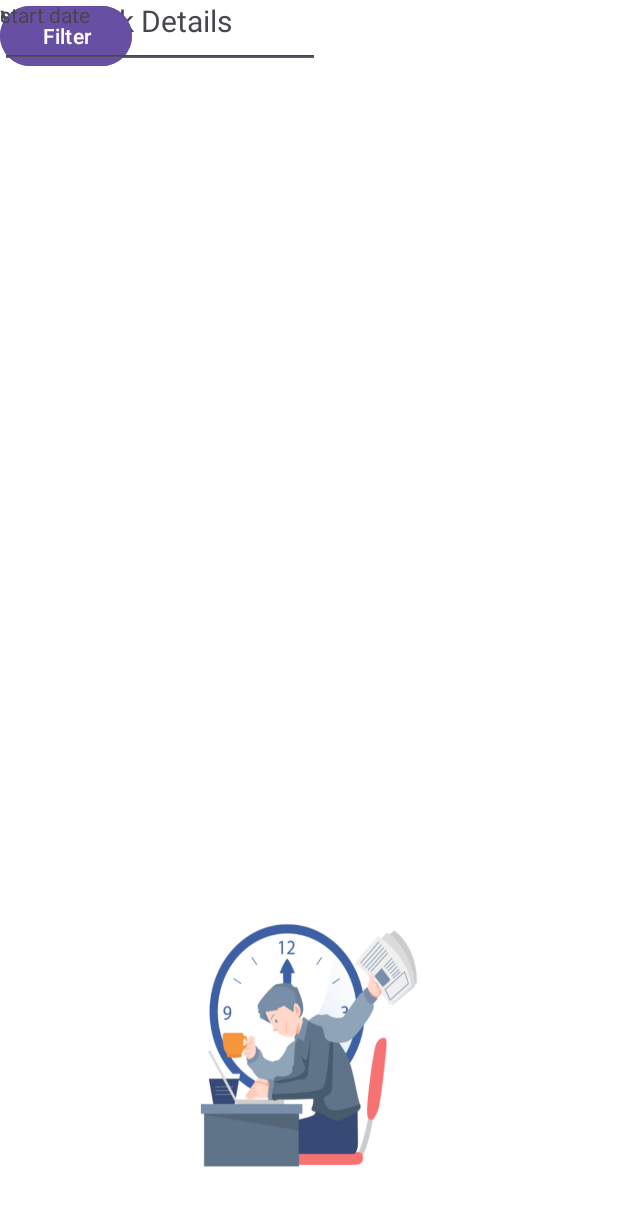
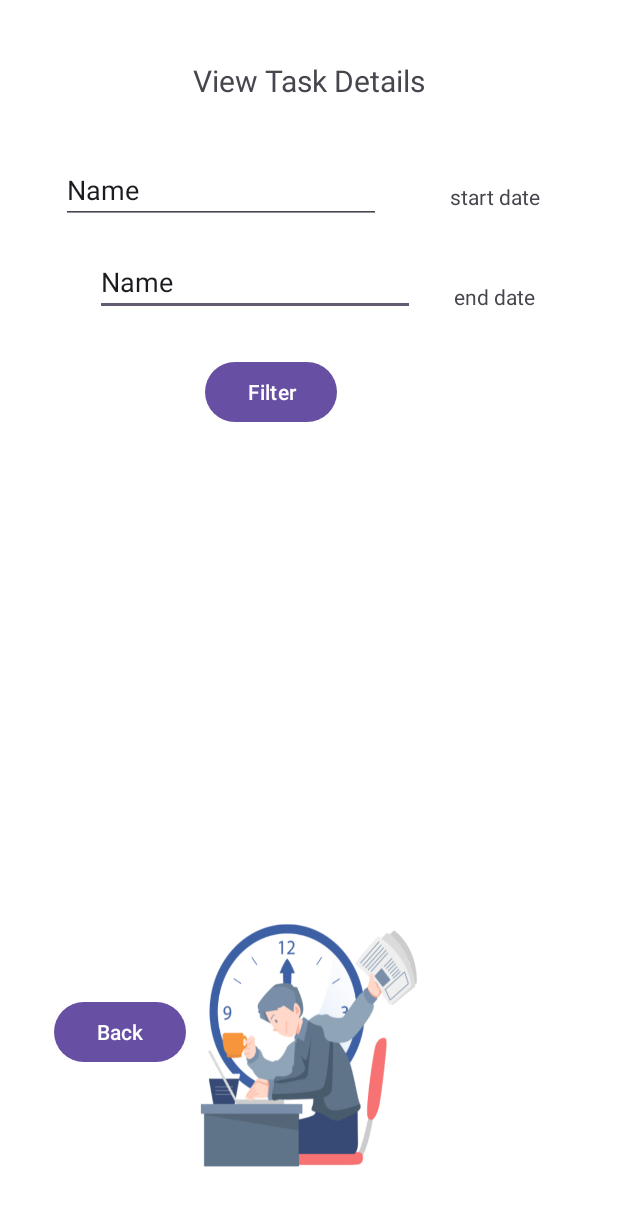
Before and after one commit to TiffanyAmberJacobs/ChronologApp, an Android app: the ViewTask screen opened directly, with no data from a screen before it, on a phone screen of 412 x 824 dp. Shown: the top 1206 px of the screen. Run offline under Robolectric (Android 15) with nearby library versions, the phone set to English and light mode, and no system bars; 8 statements that could not run were skipped.

Commit message:
Made adapter and added filter functinality for timesheets

```diff
--- a/app/src/main/res/layout/activity_view_task.xml
+++ b/app/src/main/res/layout/activity_view_task.xml
@@ -8,70 +8,102 @@
     android:background="@drawable/background_image"
     tools:context=".ViewTask">
 
+    <EditText
+        android:id="@+id/txtEndDate"
+        android:layout_width="wrap_content"
+        android:layout_height="wrap_content"
+        android:layout_marginStart="11dp"
+        android:layout_marginEnd="26dp"
+        android:ems="10"
+        android:inputType="text"
+        android:text="Name"
+        app:layout_constraintBottom_toTopOf="@+id/textView7"
+        app:layout_constraintEnd_toStartOf="@+id/textView7"
+        app:layout_constraintHorizontal_chainStyle="packed"
+        app:layout_constraintStart_toStartOf="parent"
+        app:layout_constraintTop_toTopOf="@+id/textView7" />
+
     <TextView
         android:id="@+id/textView7"
         android:layout_width="wrap_content"
         android:layout_height="wrap_content"
+        android:layout_marginBottom="30dp"
         android:text="end date "
-        tools:layout_editor_absoluteX="300dp"
-        tools:layout_editor_absoluteY="187dp" />
+        app:layout_constraintBottom_toTopOf="@+id/btnFilter"
+        app:layout_constraintEnd_toEndOf="parent"
+        app:layout_constraintStart_toEndOf="@+id/txtEndDate"
+        app:layout_constraintTop_toBottomOf="@+id/textView" />
 
     <Button
         android:id="@+id/button5"
         android:layout_width="wrap_content"
         android:layout_height="wrap_content"
+        android:layout_marginStart="36dp"
+        android:layout_marginBottom="112dp"
         android:text="Back"
-        tools:layout_editor_absoluteX="36dp"
-        tools:layout_editor_absoluteY="571dp" />
+        app:layout_constraintBottom_toBottomOf="parent"
+        app:layout_constraintStart_toStartOf="parent"
+        app:layout_constraintTop_toBottomOf="@+id/timelist" />
 
     <TextView
         android:id="@+id/textView10"
         android:layout_width="wrap_content"
         android:layout_height="wrap_content"
+        android:layout_marginTop="40dp"
+        android:layout_marginBottom="54dp"
         android:text="View Task Details"
         android:textSize="20sp"
-        tools:layout_editor_absoluteX="126dp"
-        tools:layout_editor_absoluteY="40dp" />
+        app:layout_constraintBottom_toTopOf="@+id/textView"
+        app:layout_constraintEnd_toEndOf="parent"
+        app:layout_constraintStart_toStartOf="parent"
+        app:layout_constraintTop_toTopOf="parent" />
 
     <Button
         android:id="@+id/btnFilter"
         android:layout_width="wrap_content"
         android:layout_height="wrap_content"
+        android:layout_marginEnd="52dp"
+        android:layout_marginBottom="13dp"
         android:text="Filter"
-        tools:layout_editor_absoluteX="134dp"
-        tools:layout_editor_absoluteY="235dp" />
+        app:layout_constraintBottom_toTopOf="@+id/timelist"
+        app:layout_constraintEnd_toEndOf="@+id/txtEndDate"
+        app:layout_constraintTop_toBottomOf="@+id/textView7" />
 
     <ListView
         android:id="@+id/timelist"
-        android:layout_width="376dp"
-        android:layout_height="211dp"
-        tools:layout_editor_absoluteX="19dp"
-        tools:layout_editor_absoluteY="296dp" />
-
-    <EditText
-        android:id="@+id/txtStartdate"
-        android:layout_width="wrap_content"
-        android:layout_height="wrap_content"
-        android:ems="10"
-        android:inputType="text"
-        tools:layout_editor_absoluteX="55dp"
-        tools:layout_editor_absoluteY="101dp" />
-
-    <EditText
-        android:id="@+id/txtEndDate"
-        android:layout_width="wrap_content"
-        android:layout_height="wrap_content"
-        android:ems="10"
-        android:inputType="text"
-        tools:layout_editor_absoluteX="55dp"
-        tools:layout_editor_absoluteY="166dp" />
+        android:layout_width="0dp"
+        android:layout_height="0dp"
+        android:layout_marginStart="16dp"
+        android:layout_marginEnd="16dp"
+        android:layout_marginBottom="63dp"
+        app:layout_constraintBottom_toTopOf="@+id/button5"
+        app:layout_constraintEnd_toEndOf="parent"
+        app:layout_constraintStart_toStartOf="parent"
+        app:layout_constraintTop_toBottomOf="@+id/btnFilter" />
 
     <TextView
         android:id="@+id/textView"
         android:layout_width="wrap_content"
         android:layout_height="wrap_content"
+        android:layout_marginEnd="8dp"
+        android:layout_marginBottom="47dp"
         android:text="start date "
-        tools:layout_editor_absoluteX="298dp"
-        tools:layout_editor_absoluteY="121dp" />
+        app:layout_constraintBottom_toTopOf="@+id/textView7"
+        app:layout_constraintEnd_toEndOf="parent"
+        app:layout_constraintStart_toEndOf="@+id/txtStartDate"
+        app:layout_constraintTop_toBottomOf="@+id/textView10" />
+
+    <EditText
+        android:id="@+id/txtStartDate"
+        android:layout_width="wrap_content"
+        android:layout_height="wrap_content"
+        android:layout_marginEnd="6dp"
+        android:layout_marginBottom="16dp"
+        android:ems="10"
+        android:inputType="text"
+        android:text="Name"
+        app:layout_constraintBottom_toTopOf="@+id/txtEndDate"
+        app:layout_constraintEnd_toStartOf="@+id/textView"
+        app:layout_constraintStart_toStartOf="parent" />
 
 </androidx.constraintlayout.widget.ConstraintLayout>
```
Also changed, not shown: app/src/main/java/com/example/chronologapp/ViewTask.kt (+70 -66 lines).
